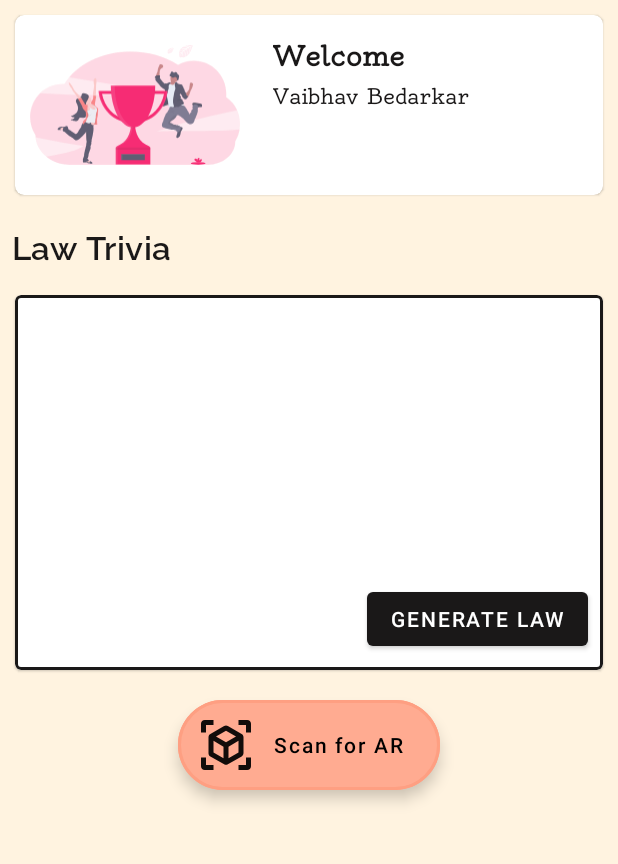
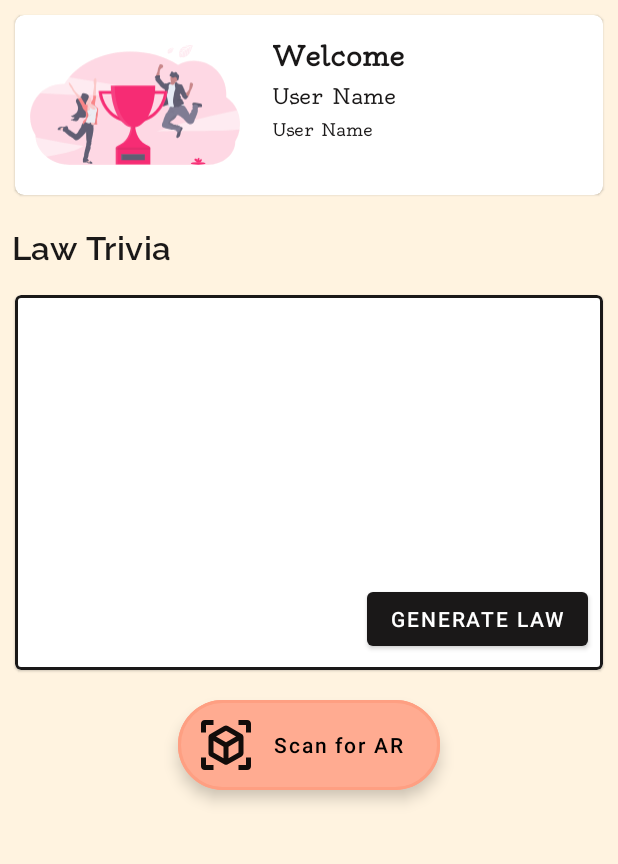
Before and after one commit to VaibhavBedarkar/LeARn, an Android app: the layout activity_dashboard.xml on its own in the app's theme, with its tools: preview values and no code run, on a phone screen of 412 x 824 dp, the part 120-984 px from its top. Run offline under Robolectric (Android 15) with nearby library versions, the phone set to English and light mode, and no system bars.

```diff
--- a/app/src/main/java/com/vaibhavbedarkar/learn/Login.java
+++ b/app/src/main/java/com/vaibhavbedarkar/learn/Login.java
@@ -39,6 +39,7 @@ public class Login extends AppCompatActivity {
         button_registration = findViewById(R.id.button_registration);
 
         mAuth = FirebaseAuth.getInstance();
+
 
         FirebaseUser currentUser = mAuth.getCurrentUser();
         if (currentUser != null) {
--- a/app/src/main/res/layout/activity_dashboard.xml
+++ b/app/src/main/res/layout/activity_dashboard.xml
@@ -98,6 +98,19 @@
                     android:textAlignment="viewStart"
                     android:textColor="@color/black"
                     android:textSize="14sp" />
+
+                <TextView
+                    android:id="@+id/userEmail"
+                    android:layout_width="match_parent"
+                    android:layout_height="wrap_content"
+                    android:layout_marginTop="4dp"
+                    android:fontFamily="@font/oldenburg"
+                    android:paddingTop="2sp"
+                    android:text="@string/user_Name"
+                    android:textAlignment="viewStart"
+                    android:textColor="@color/black"
+                    android:textSize="11dp" />
+
             </LinearLayout>
         </LinearLayout>
     </com.google.android.material.card.MaterialCardView>
--- a/app/src/main/res/values/strings.xml
+++ b/app/src/main/res/values/strings.xml
@@ -49,7 +49,8 @@
     <string name="Articles">Reference</string>
     <string name="welcome">Welcome</string>
     <string name="sub_off">Subjects Offered</string>
-    <string name="user_Name">Vaibhav Bedarkar</string>
+    <string name="user_Name">User Name</string>
+    <string name="user_Email">User Email</string>
 
     <string-array name="group">
         <item> Foundation Stage (3 to 8 years)</item>
```
Also changed, not shown: app/src/main/java/com/vaibhavbedarkar/learn/Dashboard.java (+21 -1 lines), app/src/main/java/com/vaibhavbedarkar/learn/Registration.java (+1 -15 lines), 5 other files.
